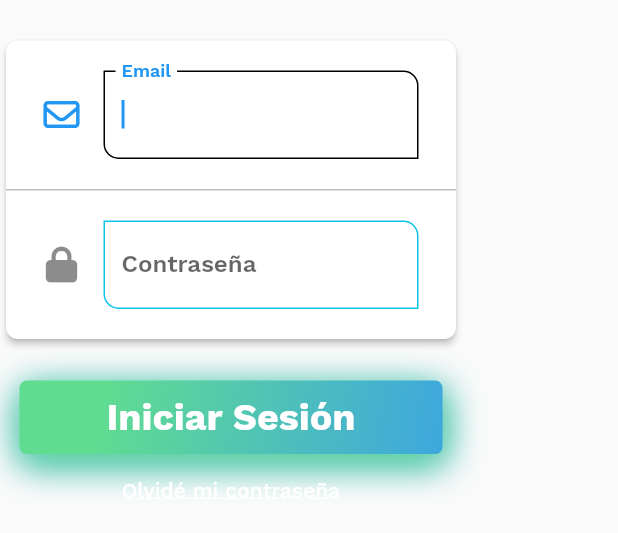
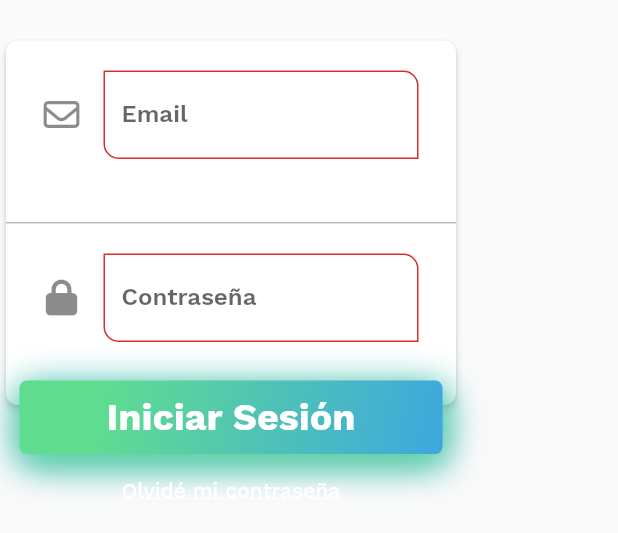
Before and after one commit to SebastianG03/Bank_App_Mobile, a Flutter app: the SignIn widget shown alone on an empty page, opened directly, on a phone screen of 412 x 824 dp. Shown: the top 533 px of the screen. Run offline on Flutter 3.47's test engine with Material 2 defaults, Android fonts, the phone set to English and light mode, and no system bars; our stand-ins replace equatable, flutter_bloc, flutter_expandable_fab, font_awesome_flutter, formz, go_router and 1 more; project files that could hold a hidden picture were left out.

Commit message:
Agregado los cubits e inputs de registro

```diff
--- a/lib/presentation/blocs/register_forms/register_state.dart
+++ b/lib/presentation/blocs/register_forms/register_state.dart
@@ -7,9 +7,9 @@ class RegisterFormState extends Equatable{
   final FormStatus formStatus;
   final bool isValid;
   final NameInput name;
-  final String email;
+  final EmailInput email;
   final PasswordInput password;
-  final String cedula;
+  final DniInput dni;
   final String phone;
 
 
@@ -17,9 +17,9 @@ class RegisterFormState extends Equatable{
     this.formStatus = FormStatus.invalid,
     this.name = const NameInput.pure(),
     this.isValid = false,
-    this.email = "",
+    this.email = const EmailInput.pure(),
     this.password = const PasswordInput.pure(),
-    this.cedula = "",
+    this.dni = const DniInput.pure(),
     this.phone = ""
   });
 
@@ -27,9 +27,9 @@ class RegisterFormState extends Equatable{
     FormStatus? formStatus,
     NameInput? name,
     bool? isValid,
-    String? email,
+    EmailInput? email,
     PasswordInput? password,
-    String? cedula,
+    DniInput? cedula,
     String? phone
   }) => RegisterFormState(
     formStatus: formStatus ?? this.formStatus,
@@ -37,11 +37,11 @@ class RegisterFormState extends Equatable{
     name: name ?? this.name,
     email: email ?? this.email,
     password: password ?? this.password,
-    cedula: cedula ?? this.cedula,
+    dni: cedula ?? this.dni,
     phone: phone ?? this.phone
   );
 
   @override
-  List<Object> get props => [formStatus, isValid, name, email, password, cedula, phone];
+  List<Object> get props => [formStatus, isValid, name, email, password, dni, phone];
 
 }
--- a/lib/presentation/views/home_views/transferencias.dart
+++ b/lib/presentation/views/home_views/transferencias.dart
@@ -62,7 +62,7 @@ class _TransferenciasViewState extends State<TransferenciasView> {
           key: _formKey,
           child: Column(
             children: <Widget>[
-              TextFormsModels.textForm(controller: cuentaReceptoraController,
+              TextFormsModel.textForm(controller: cuentaReceptoraController,
                   textInputType: TextInputType.number,
                   focusNode: focusCuentaReceptora
                   ,
@@ -71,7 +71,7 @@ class _TransferenciasViewState extends State<TransferenciasView> {
                   formProperty: 'cuentaReceptora',
                   formValues: formValues),
               const SizedBox(height: 10,),
-              TextFormsModels.textForm(controller: montoController,
+              TextFormsModel.textForm(controller: montoController,
                   textInputType: TextInputType.number,
                   focusNode: focusMonto
                   ,
--- a/lib/presentation/views/login/sign_in.dart
+++ b/lib/presentation/views/login/sign_in.dart
@@ -1,11 +1,14 @@
 import 'package:bank_app_mobile/config/theme/theme.dart';
+import 'package:bank_app_mobile/presentation/blocs/register_forms/register_cubit.dart';
 import 'package:flutter/material.dart';
+import 'package:flutter_bloc/flutter_bloc.dart';
 import 'package:font_awesome_flutter/font_awesome_flutter.dart';
 
 import 'package:go_router/go_router.dart';
 import '../../model/models.dart';
 import '../../screens/screens.dart';
 import '../../utils/util.dart';
+import '../../widgets/inputs/inputs.dart';
 import '../../widgets/widgets.dart';
 
 
@@ -17,31 +20,21 @@ class SignIn extends StatefulWidget {
 }
 
 class _SignInState extends State<SignIn> {
-  TextEditingController loginEmailController = TextEditingController();
-  TextEditingController loginPasswordController = TextEditingController();
-
-  final FocusNode focusNodeEmail = FocusNode();
-  final FocusNode focusNodePassword = FocusNode();
 
   bool _obscureTextPassword = true;
-  final GlobalKey<FormState> _formKey = GlobalKey<FormState>();
   final Map<String, String> formValues = {
     'email': '',
     'password': '',
   };
   Util util = Util();
 
-  @override
-  void dispose() {
-    focusNodeEmail.dispose();
-    focusNodePassword.dispose();
-    super.dispose();
-  }
+
 
   @override
   Widget build(BuildContext context) {
     final double width = MediaQuery.of(context).size.width;
     final double height = MediaQuery.of(context).size.height;
+    final registerCubit = context.watch<RegisterCubit>();
 
     return SingleChildScrollView(
       padding: const EdgeInsets.only(top: 23.0),
@@ -50,12 +43,15 @@ class _SignInState extends State<SignIn> {
       child: Column(
         verticalDirection: VerticalDirection.down,
         children: <Widget>[
-          Stack(
+          BlocProvider(
+            create: (context) => RegisterCubit(),
+            child: Stack(
               alignment: Alignment.topCenter,
               children: <Widget>[
-              _cardForm(context),
+                _cardForm(context, registerCubit),
                 _signInButton(context),
               ],
+            ),
           ),
           TextButton(
             onPressed: () {},
@@ -74,6 +70,58 @@ class _SignInState extends State<SignIn> {
     );
   }
 
+  Widget _cardForm(BuildContext context, RegisterCubit registerCubit) {
+    return Card(
+      elevation: 2.0,
+      color: Colors.white,
+      shape: RoundedRectangleBorder(
+        borderRadius: BorderRadius.circular(8.0),
+      ),
+      child: SizedBox(
+        width: 300.0,
+        child: _buildForm(context, registerCubit),
+      ),
+    );
+  }
+
+  Widget _buildForm(BuildContext context, RegisterCubit registerCubit) {
+    final email = registerCubit.state.email;
+    final password = registerCubit.state.password;
+
+
+    return Form(
+      child: Column(
+        children: <Widget>[
+          TextFormsModel(textInputType: TextInputType.emailAddress,
+            decoration: const InputDecoration(labelText: 'Email', icon: Icon(FontAwesomeIcons.envelope), errorText: ''),
+            onChanged: (String value) => {
+              formValues['email'] = value,
+              registerCubit.emailChanged(value),
+            },),
+          Divider(height: 1, color: Colors.grey[400], thickness: 1,),
+          PasswordFormsModel(textInputType: TextInputType.text, label: 'Contraseña', obscureText: _obscureTextPassword,
+            onChanged: (String value) => {
+            formValues['password'] = value,
+              registerCubit.passwordChanged(value),
+            }, errorMessage: '', tap: _toggleLogin,),
+        ],
+      ),
+    );
+  }
+
+  Widget _signInButton(BuildContext context) {
+    final double height = MediaQuery.of(context).size.height;
+    return Container(
+      margin: EdgeInsetsDirectional.only(top: height * 0.28),
+      decoration: CustomTheme.loginPageBtnContainerDecoration,
+      child: MaterialButtonModel(highlightColor: Colors.transparent, splashColor: CustomTheme.loginGradientEnd,
+        content: 'Iniciar Sesión', textColor: Colors.white, fontSize: 25.0, fontFamily: 'WorkSansBold',
+        onPressed: () => _signinButtonOnPressed, padding: const EdgeInsets.symmetric(vertical: 10.0, horizontal: 42.0),
+      ),
+    );
+  }
+
+
   void _toggleLogin() {
     setState(() {
       _obscureTextPassword = !_obscureTextPassword;
@@ -81,6 +129,7 @@ class _SignInState extends State<SignIn> {
   }
 
   void _signinButtonOnPressed() {
+
     if(formValues.isEmpty || formValues['email']!.isEmpty || formValues['password']!.isEmpty) {
       Alerts.androidAlertDialog(context: context, title: 'No se pudo iniciar sesión',
           message: 'Por favor llene todos los campos');
@@ -103,43 +152,4 @@ class _SignInState extends State<SignIn> {
     }
   }
 
-  Widget _cardForm(BuildContext context) {
-    return Card(
-      elevation: 2.0,
-      color: Colors.white,
-      shape: RoundedRectangleBorder(
-        borderRadius: BorderRadius.circular(8.0),
-      ),
-      child: SizedBox(
-        width: 300.0,
-        // height: double.maxFinite,
-        child: Form(
-          key: _formKey,
-          child: Column(
-            children: <Widget>[
-              TextFormsModels.textForm(controller: loginEmailController, textInputType: TextInputType.emailAddress
-                  , focusNode: focusNodeEmail, nextFocusNode: focusNodePassword, label: 'Email', icon: FontAwesomeIcons.envelope
-                  , formProperty: 'email', formValues: formValues),
-              Divider(height: 1, color: Colors.grey[400], thickness: 1,),
-              TextFormsModels.passwordForm(controller: loginPasswordController, textInputType: TextInputType.visiblePassword
-                  , focusNode: focusNodePassword, label: 'Contraseña', icon: FontAwesomeIcons.lock
-                  , obscureText: _obscureTextPassword, tap: _toggleLogin, formProperty: 'password', formValues: formValues),
-            ],
-          ),
-        ),
-      ),
-    );
 }
-
-  Widget _signInButton(BuildContext context) {
-    final double height = MediaQuery.of(context).size.height;
-    return Container(
-      margin: EdgeInsetsDirectional.only(top: height * 0.28),
-      decoration: CustomTheme.loginPageBtnContainerDecoration,
-      child: MaterialButtonModel(highlightColor: Colors.transparent, splashColor: CustomTheme.loginGradientEnd,
-        content: 'Iniciar Sesión', textColor: Colors.white, fontSize: 25.0, fontFamily: 'WorkSansBold',
-        onPressed: () => _signinButtonOnPressed, padding: const EdgeInsets.symmetric(vertical: 10.0, horizontal: 42.0),
-      ),
-    );
-  }
-}
--- /dev/null
+++ b/lib/presentation/widgets/inputs/formz/dni_input.dart
@@ -0,0 +1,33 @@
+import 'package:formz/formz.dart';
+
+enum DniError { empty, length, format}
+
+class DniInput extends FormzInput<String, DniError> {
+
+  static final RegExp dniRegExp = RegExp(r'\d');
+
+
+  // Call super.pure to represent an unmodified form input.
+  const DniInput.pure() : super.pure('');
+
+  // Call super.dirty to represent a modified form input.
+  const DniInput.dirty(String value) : super.dirty(value);
+
+
+  String? get errorMessage {
+    if(isValid || isPure) return null;
+    if(displayError == DniError.empty) return 'El campo es requerido';
+    if(displayError == DniError.format) return 'La cédula no es válida';
+    if(displayError == DniError.length) return 'La cédula debe estar conformada de 10 números';
+    return null;
+  }
+
+  // Override validator to handle validating a given input value.
+  @override
+  DniError? validator(String value) {
+    if(value.isEmpty || value.trim().isEmpty) return DniError.empty;
+    if(!dniRegExp.hasMatch(value)) return DniError.format;
+    if(value.length != 10) return DniError.format;
+    return null;
+  }
+}
--- /dev/null
+++ b/lib/presentation/widgets/inputs/formz/email_input.dart
@@ -0,0 +1,31 @@
+import 'package:formz/formz.dart';
+
+enum EmailError { empty, invalid}
+
+class EmailInput extends FormzInput<String, EmailError> {
+
+  static final RegExp emailRegExp = RegExp(r"^[a-zA-Z0-9.a-zA-Z0-9.!#$%&'*+-/=?^_`{|}~]+@[a-zA-Z0-9]+\.[a-zA-Z]+");
+
+
+  // Call super.pure to represent an unmodified form input.
+  const EmailInput.pure() : super.pure('');
+
+  // Call super.dirty to represent a modified form input.
+  const EmailInput.dirty(String value) : super.dirty(value);
+
+
+  String? get errorMessage {
+    if(isValid || isPure) return null;
+    if(displayError == EmailError.empty) return 'El campo es requerido';
+    if(displayError == EmailError.invalid) return 'El correo ingresado no posee el formato apropiado';
+    return null;
+  }
+
+  // Override validator to handle validating a given input value.
+  @override
+  EmailError? validator(String value) {
+    if(value.isEmpty || value.trim().isEmpty) return EmailError.empty;
+    if(!emailRegExp.hasMatch(value)) return EmailError.invalid;
+    return null;
+  }
+}
--- /dev/null
+++ b/lib/presentation/widgets/inputs/formz/phone_input.dart
@@ -0,0 +1,33 @@
+import 'package:formz/formz.dart';
+
+enum DniError { empty, length, format}
+
+class DniInput extends FormzInput<String, DniError> {
+
+  static final RegExp dniRegExp = RegExp(r'\d');
+
+
+  // Call super.pure to represent an unmodified form input.
+  const DniInput.pure() : super.pure('');
+
+  // Call super.dirty to represent a modified form input.
+  const DniInput.dirty(String value) : super.dirty(value);
+
+
+  String? get errorMessage {
+    if(isValid || isPure) return null;
+    if(displayError == DniError.empty) return 'El campo es requerido';
+    if(displayError == DniError.format) return 'La cédula no es válida';
+    if(displayError == DniError.length) return 'La cédula debe estar conformada de 10 números';
+    return null;
+  }
+
+  // Override validator to handle validating a given input value.
+  @override
+  DniError? validator(String value) {
+    if(value.isEmpty || value.trim().isEmpty) return DniError.empty;
+    if(!dniRegExp.hasMatch(value)) return DniError.format;
+    if(value.length != 10) return DniError.format;
+    return null;
+  }
+}
--- /dev/null
+++ b/lib/presentation/widgets/inputs/password_forms_models.dart
@@ -0,0 +1,56 @@
+import 'package:flutter/material.dart';
+import 'package:font_awesome_flutter/font_awesome_flutter.dart';
+
+class PasswordFormsModel extends StatelessWidget {
+  final TextInputType textInputType;
+  void Function(String)? onChanged;
+  String? errorMessage;
+  final String? label;
+  final bool obscureText;
+  final Function()? tap;
+
+
+  PasswordFormsModel({super.key, required this.textInputType, required this.label, required this.onChanged,
+    required this.errorMessage, this.obscureText = true, required this.tap });
+
+  @override
+  Widget build(BuildContext context) {
+    return _passwordFormFieldModel(context);
+  }
+
+
+  Widget _passwordFormFieldModel(BuildContext context) {
+    //, String Function(String?) validation,
+    return Padding(
+      padding: const EdgeInsets.only(top: 20.0, bottom: 20.0, left: 25.0, right: 25.0),
+      child: TextFormField(
+        keyboardType: textInputType,
+        obscureText: obscureText,
+        onChanged: onChanged,
+        autovalidateMode: AutovalidateMode.onUserInteraction,
+        decoration: InputDecoration(
+          labelText: label,
+          errorText: errorMessage,
+          icon: const Icon(FontAwesomeIcons.lock),
+          suffix: GestureDetector(
+            onTap: tap,
+            child: Icon(
+              obscureText ? FontAwesomeIcons.eye : FontAwesomeIcons.eyeSlash,
+              size: 15.0,
+              color: Colors.black,
+            ),
+          ),
+        ),
+        style: _textStyle(),
+      ),
+    );
+  }
+
+  TextStyle _textStyle() {
+    return const TextStyle(
+      fontFamily: 'WorkSansSemiBold',
+      fontSize: 16.0,
+      color: Colors.black,
+    );
+  }
+}
--- /dev/null
+++ b/lib/presentation/widgets/inputs/text_forms_model.dart
@@ -0,0 +1,39 @@
+import 'package:flutter/material.dart';
+import 'package:font_awesome_flutter/font_awesome_flutter.dart';
+
+class TextFormsModel extends StatelessWidget {
+  final TextInputType textInputType;
+  final InputDecoration decoration;
+  void Function(String)? onChanged;
+
+
+  TextFormsModel({super.key, required this.textInputType, required this.decoration, required this.onChanged});
+
+
+  @override
+  Widget build(BuildContext context) {
+    return _textFormFieldModel(context);
+  }
+
+  Widget _textFormFieldModel(BuildContext context) {
+    //, String Function(String?) validation,
+    return Padding(
+      padding: const EdgeInsets.only(top: 20.0, bottom: 20.0, left: 25.0, right: 25.0),
+      child: TextFormField(
+        keyboardType: textInputType,
+        onChanged: onChanged,
+        autovalidateMode: AutovalidateMode.onUserInteraction,
+        decoration: decoration,
+        style: _textStyle(),
+      ),
+    );
+  }
+
+  TextStyle _textStyle() {
+    return const TextStyle(
+      fontFamily: 'WorkSansSemiBold',
+      fontSize: 16.0,
+      color: Colors.black,
+    );
+  }
+}
--- a/lib/presentation/widgets/models/text_forms_models.dart
+++ /dev/null
@@ -1,119 +0,0 @@
-import 'package:flutter/material.dart';
-import 'package:font_awesome_flutter/font_awesome_flutter.dart';
-
-class TextFormsModels extends StatelessWidget {
-  final TextEditingController controller;
-  final TextInputType textInputType;
-  final FocusNode focusNode;
-  final FocusNode? nextFocusNode;
-  final String label;
-  final IconData icon;
-  bool obscureText = false;
-  Function()? tap;
-  final bool textForm;
-
-  final String formProperty;
-  final Map<String, String> formValues;
-
-  /**
-   * TextFormsModels<br>
-   * <b><i>textForm</b></i>: <b>True</b> para crear un formulario de texto normal,
-   * <b>False</b> para crear un formulario de contraseñas.
-   * */
-
-  TextFormsModels.textForm({super.key,required this.controller, required this.textInputType,
-    required this.focusNode, this.nextFocusNode, required this.label, required this.icon, this.textForm = true,
-    required this.formProperty, required this.formValues});
-
-
-  TextFormsModels.passwordForm({super.key, required this.controller, required this.textInputType, required this.focusNode,
-    this.nextFocusNode, required this.label, required this.icon, required this.obscureText, required this.tap,
-    this.textForm = false, required this.formProperty, required this.formValues});
-
-  @override
-  Widget build(BuildContext context) {
-    return textForm ? _textFormFieldModel(context,  controller, textInputType, focusNode, nextFocusNode, label, icon, formProperty, formValues) :
-    _passwordFormFieldModel(context, controller, textInputType, focusNode, nextFocusNode,label, icon, obscureText, tap, formProperty, formValues);
-  }
-
-  static Widget _textFormFieldModel(BuildContext context, TextEditingController controller, TextInputType textInputType,
-      FocusNode focusNode, FocusNode? nextFocusNode,String label, IconData icon, String formProperty, Map<String, String> formValues) {
-    //, String Function(String?) validation,
-    return Padding(
-      padding: const EdgeInsets.only(top: 20.0, bottom: 20.0, left: 25.0, right: 25.0),
-      child: TextFormField(
-        autofocus: true,
-        controller: controller,
-        keyboardType: textInputType,
-        focusNode: focusNode,
-        onChanged: (value) {
-          formValues[formProperty] = value;
-          print(value);
-        },
-        onFieldSubmitted: (_) {
-          if(nextFocusNode != null) {
-            FocusScope.of(context).requestFocus(nextFocusNode);
-          } else {
-            return;
-          }
-        },
-        //validator: (value) => validation(value),
-        autovalidateMode: AutovalidateMode.onUserInteraction,
-        decoration: InputDecoration(
-          labelText: label,
-          icon: Icon(icon),
-        ),
-        style: const TextStyle(
-          fontFamily: 'WorkSansSemiBold',
-          fontSize: 16.0,
-          color: Colors.black,
-        ),
-      ),
-    );
-  }
-
-  static Widget _passwordFormFieldModel(BuildContext context, TextEditingController controller, TextInputType textInputType,
-      FocusNode focusNode, FocusNode? nextFocusNode, String label, IconData icon, bool obscureText, Function()? tap, String formProperty, Map<String, String> formValues) {
-    //, String Function(String?) validation,
-    return Padding(
-      padding: const EdgeInsets.only(top: 20.0, bottom: 20.0, left: 25.0, right: 25.0),
-      child: TextFormField(
-        autofocus: true,
-        controller: controller,
-        keyboardType: textInputType,
-        focusNode: focusNode,
-        obscureText: obscureText,
-        onChanged: (value) {
-          formValues[formProperty] = value;
-          print(value);
-        },
-        onFieldSubmitted: (_) {
-          if(nextFocusNode != null) {
-            FocusScope.of(context).requestFocus(nextFocusNode);
-          } else {
-            return;
-          }
-        },
-        //validator: (value) => validation(value),
-        autovalidateMode: AutovalidateMode.onUserInteraction,
-        decoration: InputDecoration(
-          labelText: label,
-          icon: Icon(icon),
-          suffix: GestureDetector(
-            onTap: tap,
-            child: Icon(
-              obscureText ? FontAwesomeIcons.eye : FontAwesomeIcons.eyeSlash,
-              size: 15.0,
-              color: Colors.black,
-            ),
-          ),
-        ),
-        style: const TextStyle(
-          fontFamily: 'WorkSansSemiBold',
-          fontSize: 16.0,
-          color: Colors.black,
-        ),
-      ),
-    );
-  }
-}
--- a/lib/presentation/widgets/widgets.dart
+++ b/lib/presentation/widgets/widgets.dart
@@ -4,4 +4,3 @@ export 'package:bank_app_mobile/presentation/widgets/custom/custom_bottom_bar.da
 export 'package:bank_app_mobile/presentation/widgets/custom/detalles_transferencia_model.dart';
 export 'package:bank_app_mobile/presentation/widgets/models/material_button_model.dart';
 export 'package:bank_app_mobile/presentation/widgets/models/alert_model.dart';
-export 'package:bank_app_mobile/presentation/widgets/models/text_forms_models.dart';
```
Also changed, not shown: lib/presentation/blocs/register_forms/register_cubit.dart (+19 -5 lines), lib/presentation/views/login/sign_up.dart (+40 -52 lines), lib/presentation/widgets/inputs/email_input.dart (deleted, +0 -20 lines), lib/presentation/widgets/inputs/formz/name_input.dart (renamed from lib/presentation/widgets/inputs/name_input.dart, +9 -1 lines), lib/presentation/widgets/inputs/formz/password_input.dart (renamed from lib/presentation/widgets/inputs/password_input.dart, +8 -1 lines), lib/presentation/widgets/inputs/inputs.dart (+6 -3 lines). Lines whose indentation alone changed are shown as unchanged.
